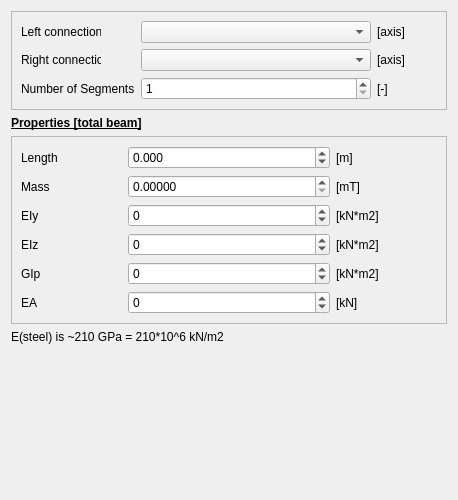
Qt form guis/widget_beam.ui (RubendeBruin/DAVE) before a commit.
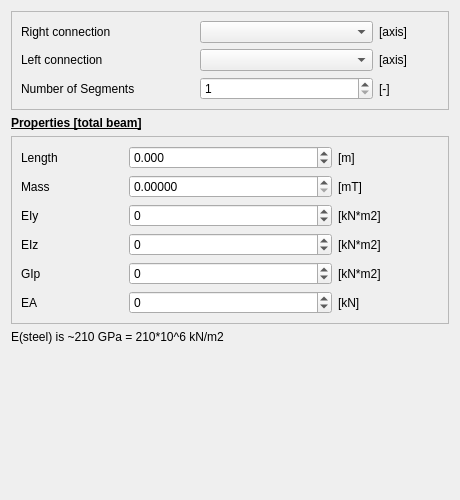
The same form after that commit.

Patch:
```diff
--- a/guis/widget_beam.ui
+++ b/guis/widget_beam.ui
@@ -6,7 +6,7 @@
    <rect>
     <x>0</x>
     <y>0</y>
-    <width>458</width>
+    <width>460</width>
     <height>500</height>
    </rect>
   </property>
@@ -54,60 +54,7 @@
         </property>
        </widget>
       </item>
-      <item row="0" column="0">
-       <widget class="QLabel" name="label_9">
-        <property name="sizePolicy">
-         <sizepolicy hsizetype="Fixed" vsizetype="Preferred">
-          <horstretch>0</horstretch>
-          <verstretch>0</verstretch>
-         </sizepolicy>
-        </property>
-        <property name="minimumSize">
-         <size>
-          <width>80</width>
-          <height>0</height>
-         </size>
-        </property>
-        <property name="maximumSize">
-         <size>
-          <width>80</width>
-          <height>16777215</height>
-         </size>
-        </property>
-        <property name="text">
-         <string>Left connection</string>
-        </property>
-       </widget>
-      </item>
-      <item row="1" column="0">
-       <widget class="QLabel" name="label_11">
-        <property name="sizePolicy">
-         <sizepolicy hsizetype="Fixed" vsizetype="Preferred">
-          <horstretch>0</horstretch>
-          <verstretch>0</verstretch>
-         </sizepolicy>
-        </property>
-        <property name="minimumSize">
-         <size>
-          <width>80</width>
-          <height>0</height>
-         </size>
-        </property>
-        <property name="maximumSize">
-         <size>
-          <width>80</width>
-          <height>16777215</height>
-         </size>
-        </property>
-        <property name="text">
-         <string>Right connection</string>
-        </property>
-       </widget>
-      </item>
-      <item row="1" column="1">
-       <widget class="QComboBox" name="cbSlaveAxis"/>
-      </item>
-      <item row="1" column="2">
+      <item row="2" column="2">
        <widget class="QLabel" name="label_12">
         <property name="sizePolicy">
          <sizepolicy hsizetype="Fixed" vsizetype="Preferred">
@@ -133,6 +80,9 @@
        </widget>
       </item>
       <item row="2" column="1">
+       <widget class="QComboBox" name="cbSlaveAxis"/>
+      </item>
+      <item row="4" column="1">
        <widget class="QSpinBox" name="sbnSegments">
         <property name="minimum">
          <number>1</number>
@@ -142,20 +92,70 @@
         </property>
        </widget>
       </item>
-      <item row="2" column="0">
-       <widget class="QLabel" name="label_19">
-        <property name="text">
-         <string>Number of Segments</string>
-        </property>
-       </widget>
-      </item>
-      <item row="2" column="2">
+      <item row="4" column="2">
        <widget class="QLabel" name="label_20">
         <property name="text">
          <string>[-]</string>
         </property>
        </widget>
       </item>
+      <item row="2" column="0">
+       <widget class="QLabel" name="label_9">
+        <property name="sizePolicy">
+         <sizepolicy hsizetype="Fixed" vsizetype="Preferred">
+          <horstretch>0</horstretch>
+          <verstretch>0</verstretch>
+         </sizepolicy>
+        </property>
+        <property name="minimumSize">
+         <size>
+          <width>80</width>
+          <height>0</height>
+         </size>
+        </property>
+        <property name="maximumSize">
+         <size>
+          <width>9999</width>
+          <height>16777215</height>
+         </size>
+        </property>
+        <property name="text">
+         <string>Left connection</string>
+        </property>
+       </widget>
+      </item>
+      <item row="4" column="0">
+       <widget class="QLabel" name="label_19">
+        <property name="text">
+         <string>Number of Segments</string>
+        </property>
+       </widget>
+      </item>
+      <item row="0" column="0">
+       <widget class="QLabel" name="label_11">
+        <property name="sizePolicy">
+         <sizepolicy hsizetype="Fixed" vsizetype="Preferred">
+          <horstretch>0</horstretch>
+          <verstretch>0</verstretch>
+         </sizepolicy>
+        </property>
+        <property name="minimumSize">
+         <size>
+          <width>80</width>
+          <height>0</height>
+         </size>
+        </property>
+        <property name="maximumSize">
+         <size>
+          <width>9999</width>
+          <height>16777215</height>
+         </size>
+        </property>
+        <property name="text">
+         <string>Right connection</string>
+        </property>
+       </widget>
+      </item>
      </layout>
     </widget>
    </item>
```
Left out of the diff: 1 changed line with no effect on the pictures.
